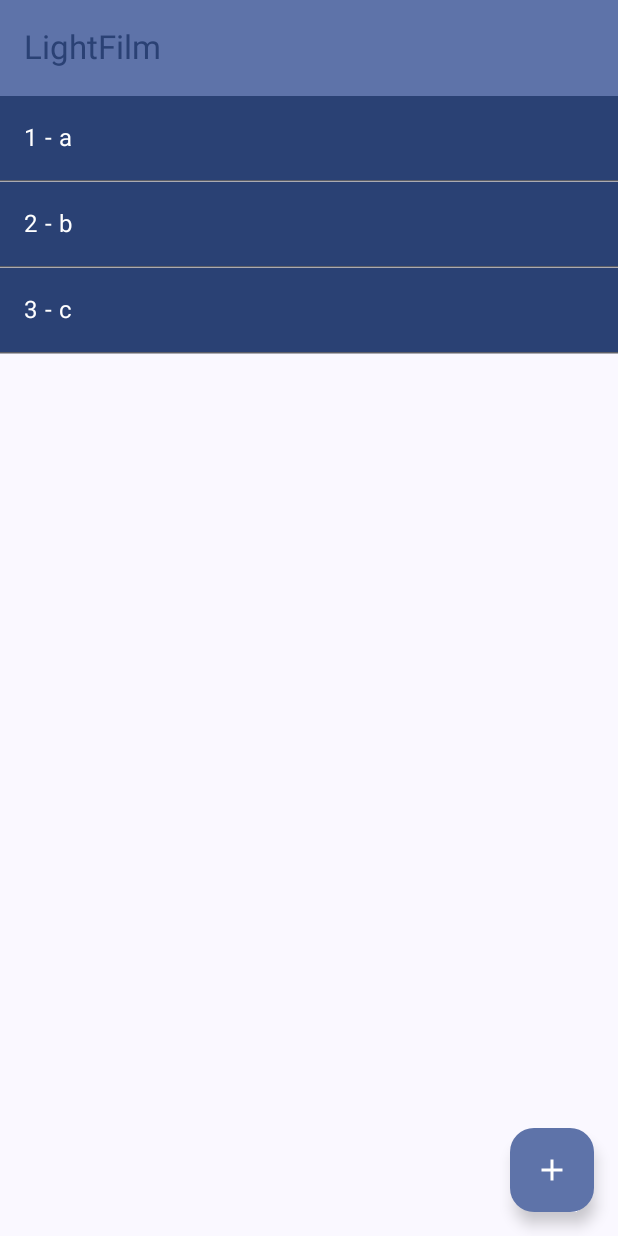
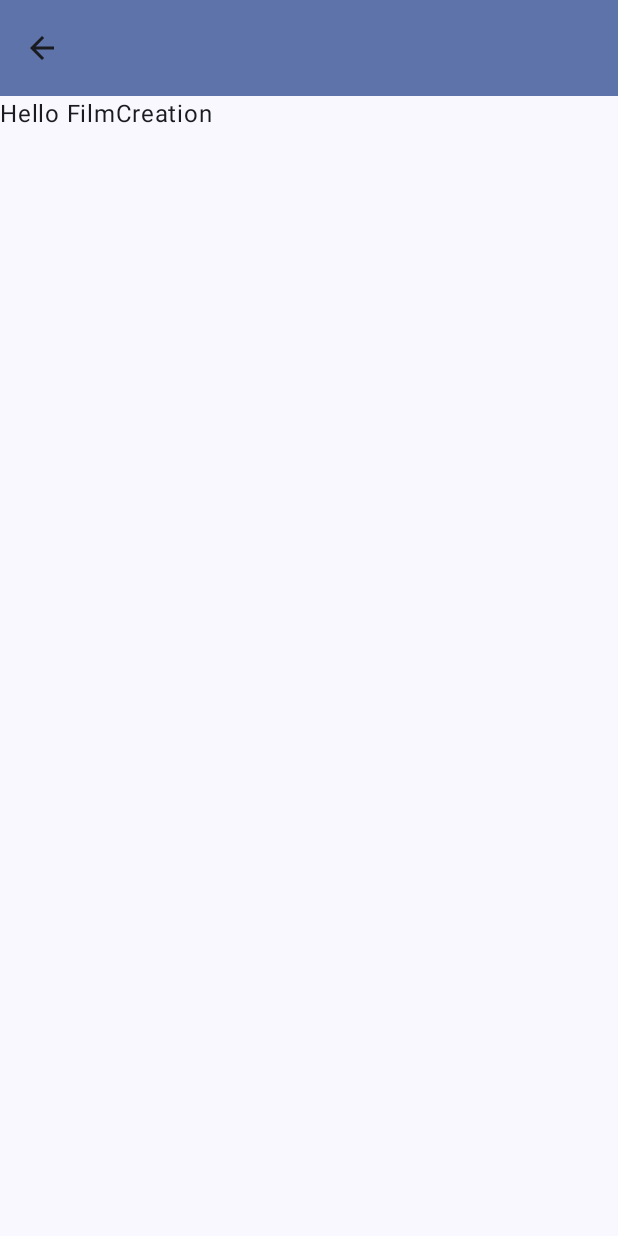
Before and after one commit to Khelta/LightFilm, an Android app built with Jetpack Compose: the screen it shows after launch (MainActivity), after a tap on "Add", on a phone screen of 412 x 824 dp. Run offline under Robolectric (Android 15) with nearby library versions, the light colour scheme and no system bars.

Commit message:
Rewrote ifs to switch cases

```diff
--- a/app/src/main/java/com/example/lightfilm/Constants.kt
+++ b/app/src/main/java/com/example/lightfilm/Constants.kt
@@ -48,5 +48,6 @@ enum class Scene{
     FILMLIST,
     PICTURELIST,
     PICTUREDETAILS,
-    MEASUREMENTS
+    MEASUREMENTS,
+    FILMCREATION
 }
--- a/app/src/main/java/com/example/lightfilm/MainActivity.kt
+++ b/app/src/main/java/com/example/lightfilm/MainActivity.kt
@@ -14,7 +14,6 @@ import androidx.compose.foundation.layout.fillMaxSize
 import androidx.compose.foundation.layout.fillMaxWidth
 import androidx.compose.foundation.layout.padding
 import androidx.compose.foundation.lazy.LazyColumn
-import androidx.compose.foundation.lazy.items
 import androidx.compose.foundation.lazy.itemsIndexed
 import androidx.compose.foundation.rememberScrollState
 import androidx.compose.foundation.shape.RoundedCornerShape
@@ -39,6 +38,7 @@ import androidx.compose.runtime.Composable
 import androidx.compose.runtime.getValue
 import androidx.compose.runtime.mutableIntStateOf
 import androidx.compose.runtime.mutableStateOf
+import androidx.compose.runtime.remember
 import androidx.compose.runtime.saveable.rememberSaveable
 import androidx.compose.runtime.setValue
 import androidx.compose.ui.Alignment
@@ -48,7 +48,6 @@ import androidx.compose.ui.tooling.preview.Preview
 import androidx.compose.ui.unit.dp
 import com.example.lightfilm.ui.theme.LightFilmTheme
 import kotlin.math.log2
-import androidx.compose.runtime.remember
 
 
 class MainActivity : ComponentActivity() {
@@ -82,18 +81,30 @@ fun MyApp(modifier: Modifier = Modifier) {
         activeScene = Scene.PICTUREDETAILS
     }
 
-    fun handleArrowBackClick(){
-        if (activeScene == Scene.MEASUREMENTS) {
+    fun handleArrowBackClick() {
+        when (activeScene) {
+            Scene.MEASUREMENTS -> {
                 showMeasurement = false
                 activeScene = Scene.PICTURELIST
-        } else if (activeScene == Scene.FILMLIST) {
+            }
 
-        } else if (activeScene == Scene.PICTURELIST) {
+            Scene.FILMLIST -> {
+
+            }
+
+            Scene.FILMCREATION -> {
+                activeScene = Scene.FILMLIST
+            }
+
+            Scene.PICTURELIST -> {
                 selectedFilm = -1
                 activeScene = Scene.FILMLIST
-        } else if (activeScene == Scene.PICTUREDETAILS) {
+            }
+
+            Scene.PICTUREDETAILS -> {
                 selectedPicture = -1
                 activeScene = Scene.PICTURELIST
+            }
         }
     }
 
@@ -102,18 +113,26 @@ fun MyApp(modifier: Modifier = Modifier) {
             containerColor = MaterialTheme.colorScheme.primaryContainer,
             titleContentColor = MaterialTheme.colorScheme.primary,
         ), title = {
-            if (activeScene == Scene.MEASUREMENTS) {
+            when (activeScene) {
+                Scene.FILMLIST -> {
+                    Text("LightFilm")
+                }
 
-            } else if (activeScene == Scene.FILMLIST) {
-                Text("LightFilm")
-            } else if (activeScene == Scene.PICTURELIST) {
+                Scene.PICTURELIST -> {
                     Text("Film selected - $selectedFilm")
-            } else if (activeScene == Scene.PICTUREDETAILS) {
+                }
+
+                Scene.PICTUREDETAILS -> {
                     Text("Picture selected - $selectedPicture")
                 }
 
+                else -> {
+
+                }
+            }
+
         }, navigationIcon = {
-            if (selectedFilm != -1) {
+            if (activeScene != Scene.FILMLIST) {
                 IconButton(onClick = ::handleArrowBackClick) {
                     Icon(
                         imageVector = Icons.AutoMirrored.Filled.ArrowBack,
@@ -124,11 +143,13 @@ fun MyApp(modifier: Modifier = Modifier) {
 
         })
     }, floatingActionButton = {
-        if (selectedPicture == -1) {
+        if (activeScene == Scene.FILMLIST || activeScene == Scene.PICTURELIST) {
             FloatingActionButton(onClick = {
-                if (selectedFilm != -1) {
+                if (activeScene == Scene.PICTURELIST) {
                     showMeasurement = true
                     activeScene = Scene.MEASUREMENTS
+                } else if (activeScene == Scene.FILMLIST) {
+                    activeScene = Scene.FILMCREATION
                 }
             }) {
                 Icon(Icons.Default.Add, contentDescription = "Add")
@@ -136,22 +157,21 @@ fun MyApp(modifier: Modifier = Modifier) {
         }
     }) { innerPadding ->
         Surface(modifier = Modifier.padding(innerPadding)) {
-            if (showMeasurement) {
-                Measurement()
-            } else {
-                if (selectedFilm == -1) {
-                    FilmList(onFilmClick = ::handleFilmClick)
-                } else if (selectedPicture == -1) {
-                    PictureList(onPictureClick = ::handlePictureClick)
-                } else {
-                    PictureDetails()
+            when (activeScene) {
+                Scene.MEASUREMENTS -> Measurement()
+
+                Scene.FILMLIST -> FilmList(onFilmClick = ::handleFilmClick)
+
+                Scene.PICTURELIST -> PictureList(onPictureClick = ::handlePictureClick)
+
+                Scene.PICTUREDETAILS -> PictureDetails()
+
+                Scene.FILMCREATION -> FilmCreation()
             }
-
         }
     }
 }
 
-}
 
 @Composable
 fun Film(
@@ -160,8 +180,7 @@ fun Film(
     id: Int = -1,
     onFilmClick: (Int) -> Unit = {}
 ) {
-    Surface(
-        color = MaterialTheme.colorScheme.primary,
+    Surface(color = MaterialTheme.colorScheme.primary,
         modifier = Modifier.clickable { onFilmClick(id) }) {
         Column(
             modifier = Modifier
@@ -179,12 +198,17 @@ fun Film(
 
 @Composable
 fun FilmList(listItems: List<String> = listOf("a", "b", "c"), onFilmClick: (Int) -> Unit = {}) {
-    LazyColumn() {
+    LazyColumn {
         itemsIndexed(listItems) { index, a ->
             Film(filmTitle = a, id = index + 1, onFilmClick = onFilmClick)
             HorizontalDivider(thickness = 1.dp, color = MaterialTheme.colorScheme.outline)
         }
     }
+}
+
+@Composable
+fun FilmCreation(modifier: Modifier = Modifier) {
+    Text("Hello FilmCreation")
 }
 
 @Composable
@@ -211,7 +235,7 @@ fun Picture(
 fun PictureList(
     listItems: List<String> = listOf("a", "b", "c"), onPictureClick: (Int) -> Unit = {}
 ) {
-    LazyColumn() {
+    LazyColumn {
         itemsIndexed(listItems) { index, a ->
             Picture(pictureId = index + 1, onPictureClick = onPictureClick)
             HorizontalDivider(thickness = 1.dp, color = MaterialTheme.colorScheme.outline)
@@ -243,7 +267,7 @@ fun Measurement(modifier: Modifier = Modifier) {
         showNDOverlay = false
     }
 
-    Box() {
+    Box {
         if (showIsoOverlay) {
             DropdownSelection(selectedValue = selectedIsoIndex,
                 onClickSelect = ::handleIsoValueSelected,
@@ -255,8 +279,8 @@ fun Measurement(modifier: Modifier = Modifier) {
                 onClickSelect = ::handleNDValueSelected,
                 onClickCancel = { showNDOverlay = false })
         }
-        Column() {
-            Row() {
+        Column {
+            Row {
                 Surface(color = MaterialTheme.colorScheme.primary,
                     modifier = modifier.padding(5.dp),
                     shape = RoundedCornerShape(15),
@@ -341,12 +365,12 @@ fun DropdownSelection(
                             "$sign%.1f EV", evValue
                         ),
                         onClick = { selected = index },
-                        selected = if (selected == index) true else false
+                        selected = selected == index
                     )
                 }
             }
             HorizontalDivider()
-            Row() {
+            Row {
                 Surface(modifier = Modifier.weight(1F)) { }
                 TextButton(onClick = onClickCancel) {
                     Text("Cancel")
```
Lines whose indentation alone changed are shown as unchanged.
